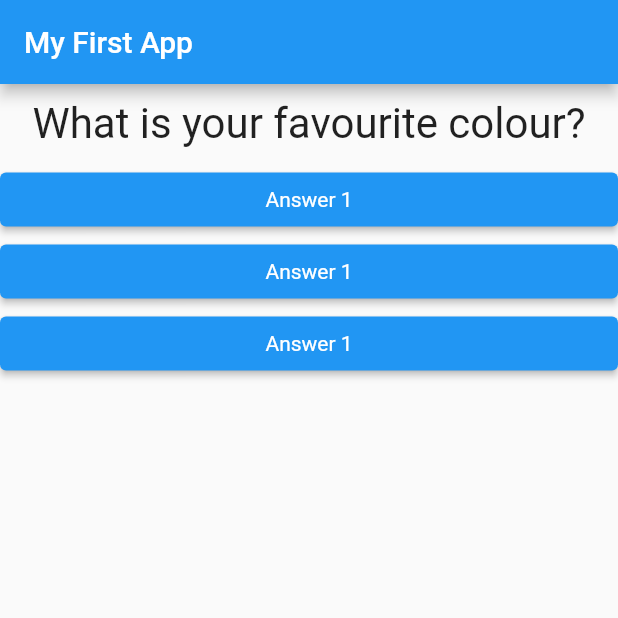
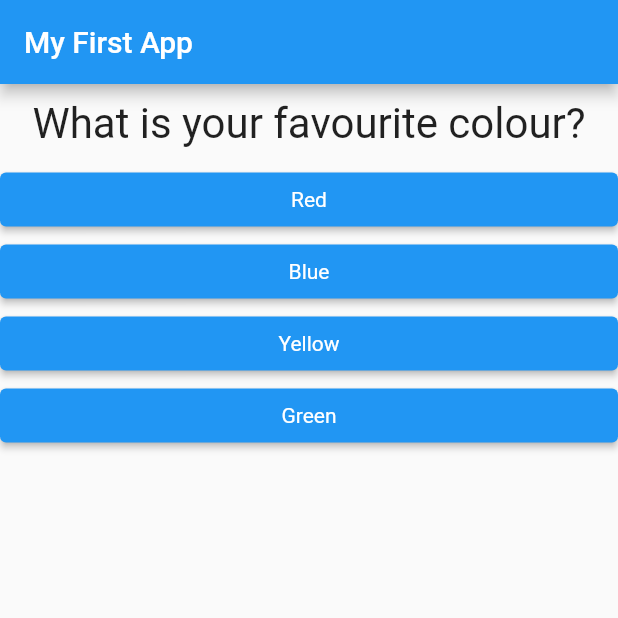
Before and after one commit to aimenhamed/flutter-learning, a Flutter app: the screen it shows after launch, on a phone screen of 412 x 824 dp, the top half of it. Run offline on Flutter 3.47's test engine with Material 2 defaults, Android fonts, the phone set to English and light mode, and no system bars.

Commit message:
mapped answers and questions. also added .gitignore file

```diff
--- a/lib/answer.dart
+++ b/lib/answer.dart
@@ -2,8 +2,8 @@ import 'package:flutter/material.dart';
 
 class Answer extends StatelessWidget {
   final selectHandler;
-
-  Answer(this.selectHandler);
+  final String answerText;
+  Answer(this.selectHandler, this.answerText);
 
   @override
   Widget build(BuildContext context) {
@@ -16,7 +16,7 @@ class Answer extends StatelessWidget {
             color: Colors.white,
           ),
         ),
-        child: Text('Answer 1'),
+        child: Text(answerText),
         onPressed: selectHandler,
       ),
     );
--- a/lib/main.dart
+++ b/lib/main.dart
@@ -25,8 +25,18 @@ class _MyAppState extends State<MyApp> {
   @override
   Widget build(BuildContext context) {
     var questions = [
-      'What is your favourite colour?',
-      'What is your favourite animal?',
+      {
+        'questionText': 'What is your favourite colour?',
+        'answers': ['Red', 'Blue', 'Yellow', 'Green'],
+      },
+      {
+        'questionText': 'What is your favourite animal?',
+        'answers': ['Bird', 'Snake', 'Fish', 'Lion'],
+      },
+      {
+        'questionText': 'Who has the best name?',
+        'answers': ['Tom', 'Jim', 'Bob', 'Tim'],
+      },
     ];
     return MaterialApp(
       home: Scaffold(
@@ -36,11 +46,12 @@ class _MyAppState extends State<MyApp> {
         body: Column(
           children: <Widget>[
             Question(
-              questions[_questionIndex],
+              questions[_questionIndex]['questionText'].toString(),
             ),
-            Answer(_answerQuestion),
-            Answer(_answerQuestion),
-            Answer(_answerQuestion),
+            ...(questions[_questionIndex]['answers'] as List<String>)
+                .map((answer) {
+              return Answer(_answerQuestion, answer);
+            }).toList()
           ],
         ),
       ),
```
Also changed, not shown: lib/question.dart (line endings or trailing spaces), 1 other file.
